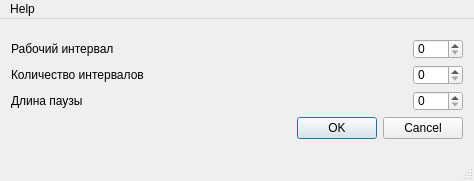
This is mainwindow.ui in clawfinger/Pomodoro_timer as Qt 5 draws it before an edit. The edited form follows.
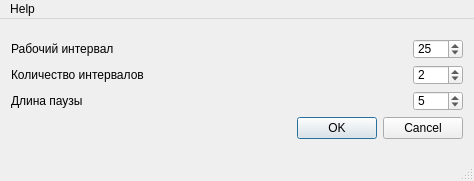
This is the edited form.

Commit message: Реализован таймер и попап в трее

```diff
--- a/mainwindow.ui
+++ b/mainwindow.ui
@@ -30,12 +30,24 @@
           </item>
           <item>
            <widget class="QSpinBox" name="workTimeInput">
+            <property name="minimumSize">
+             <size>
+              <width>50</width>
+              <height>20</height>
+             </size>
+            </property>
             <property name="maximumSize">
              <size>
               <width>50</width>
               <height>20</height>
              </size>
             </property>
+            <property name="singleStep">
+             <number>5</number>
+            </property>
+            <property name="value">
+             <number>25</number>
+            </property>
            </widget>
           </item>
          </layout>
@@ -51,12 +63,21 @@
           </item>
           <item>
            <widget class="QSpinBox" name="workIntervalsNumber">
+            <property name="minimumSize">
+             <size>
+              <width>50</width>
+              <height>20</height>
+             </size>
+            </property>
             <property name="maximumSize">
              <size>
               <width>50</width>
               <height>20</height>
              </size>
             </property>
+            <property name="value">
+             <number>2</number>
+            </property>
            </widget>
           </item>
          </layout>
@@ -71,13 +92,22 @@
            </widget>
           </item>
           <item>
-           <widget class="QSpinBox" name="freeTime">
+           <widget class="QSpinBox" name="funTimeInput">
+            <property name="minimumSize">
+             <size>
+              <width>50</width>
+              <height>20</height>
+             </size>
+            </property>
             <property name="maximumSize">
              <size>
               <width>50</width>
               <height>20</height>
              </size>
             </property>
+            <property name="value">
+             <number>5</number>
+            </property>
            </widget>
           </item>
          </layout>
```
Left out of the diff: 2 changed lines with no effect on the pictures. The commit also changes 2 other files.
